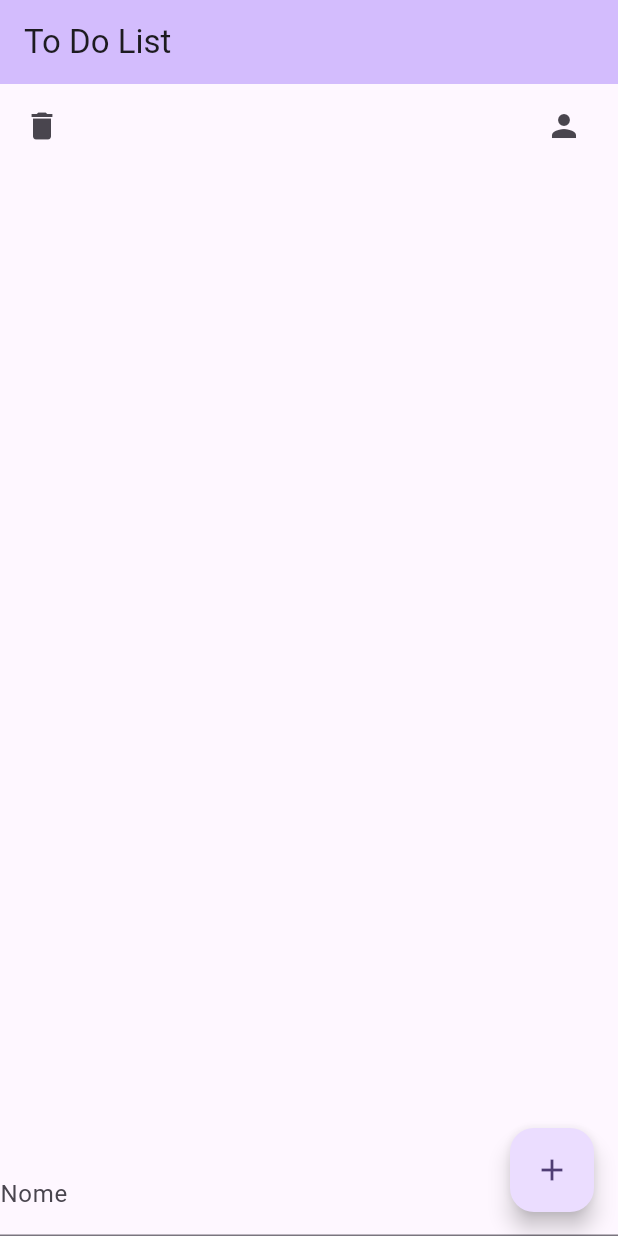
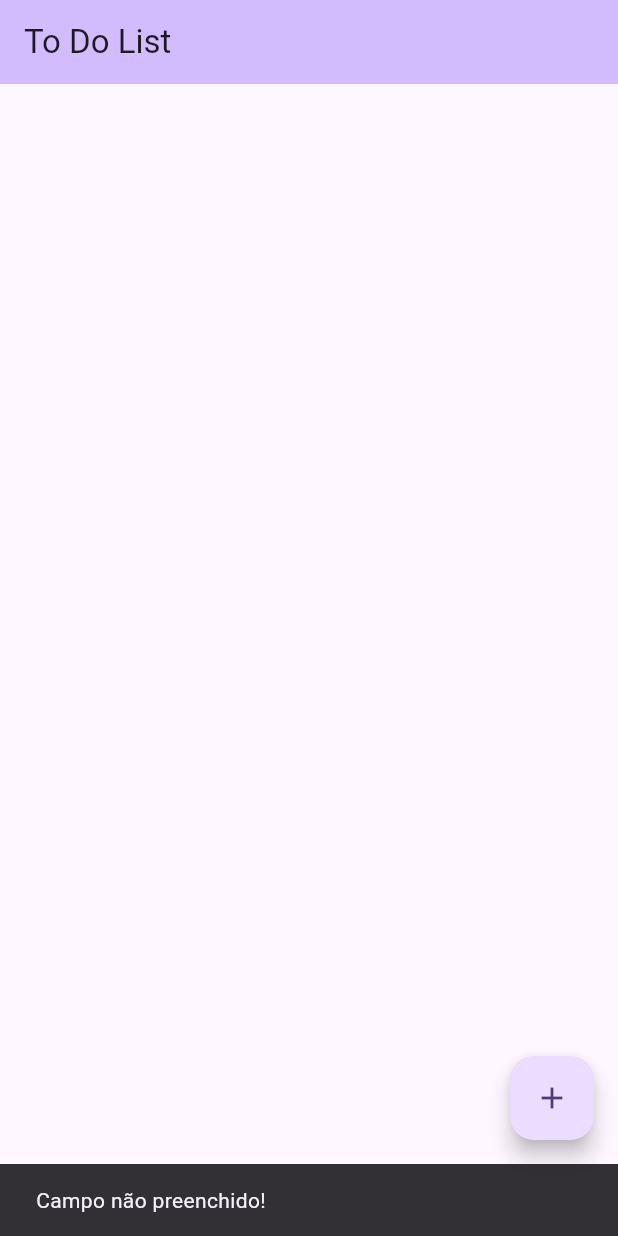
Before and after one commit to BernardoSoder/TaskList-Flutter-Widgets, a Flutter app: the screen it shows after launch, after a tap on the "add" icon, on a phone screen of 412 x 824 dp. Run offline on Flutter 3.47's test engine with Material 3 defaults, Android fonts, the phone set to English and light mode, and no system bars.

```diff
--- a/lib/pages/home_page.dart
+++ b/lib/pages/home_page.dart
@@ -15,7 +15,9 @@ class _MyHomePageState extends State<MyHomePage> {
   List toDoList = <String>[];
   TextEditingController controller = TextEditingController();
   String warning = "";
-
+  bool isANewTask = true;
+  int taskIndex = 0;
+  Icon buttonIcon = Icon(Icons.add);
 
   @override
   Widget build(BuildContext context) {
@@ -27,26 +29,65 @@ class _MyHomePageState extends State<MyHomePage> {
       body: Center(
         child: Column(
           children: [
-            ListWidget(toDoList: toDoList),
+            ListWidget(
+              toDoList: toDoList,
+              deleteTask: deleteTask,
+              editTask: editTask,
+            ),
             InputWidget(controller: controller),
-          ],) ,
+          ],
+        ),
       ),
-      floatingActionButton: AddButtonWidget(adicionarUsuario: adicionarUsuario),
+      floatingActionButton: AddButtonWidget(
+        addUser: addTask,
+        icon: buttonIcon,
+      ),
     );
-
   }
 
-  void adicionarUsuario(){
-    String novaTarefa = controller.text;
-    for (var tarefa in toDoList) {
-      if (tarefa == novaTarefa){
-        warning = "Esta tarefa já está cadastrada!";
-        ScaffoldMessenger.of(context).showSnackBar(SnackBar(content: Text(warning),));
-        setState(() {});
-        return;
+  void addTask() {
+    String newTask = controller.text;
+
+    if (newTask == "") {
+      warning = "Campo não preenchido!";
+      ScaffoldMessenger.of(context).showSnackBar(SnackBar(
+        content: Text(warning),
+      ));
+      setState(() {});
+      return;
+    }
+
+    if (isANewTask == true) {
+      for (var task in toDoList) {
+        if (task == newTask) {
+          warning = "Esta tarefa já está cadastrada!";
+          ScaffoldMessenger.of(context).showSnackBar(SnackBar(
+            content: Text(warning),
+          ));
+          setState(() {});
+          return;
+        }
       }
+      toDoList.add(newTask);
+    } else {
+      toDoList[taskIndex] = newTask;
+      isANewTask = true;
+      buttonIcon = Icon(Icons.add);
     }
-    toDoList.add(novaTarefa);
+    controller = TextEditingController();
+    setState(() {});
+  }
+
+  void deleteTask(task) {
+    toDoList.removeAt(task);
+    setState(() {});
+  }
+
+  void editTask(task) {
+    taskIndex = task;
+    isANewTask = false;
+    controller = TextEditingController(text: toDoList[task]);
+    buttonIcon = Icon(Icons.check);
     setState(() {});
   }
 }
--- a/lib/widget/AddButtonWidget.dart
+++ b/lib/widget/AddButtonWidget.dart
@@ -1,14 +1,12 @@
 import 'package:flutter/material.dart';
 
 class AddButtonWidget extends StatelessWidget {
-  final Function() adicionarUsuario;
-  const AddButtonWidget({super.key, required this.adicionarUsuario});
+  final Function() addUser;
+  final Icon icon;
+  const AddButtonWidget({super.key, required this.addUser, required this.icon});
 
   @override
   Widget build(BuildContext context) {
-    return FloatingActionButton(
-      onPressed: adicionarUsuario,
-      child: Icon(Icons.add),
-    );
+    return FloatingActionButton(onPressed: addUser, child: icon);
   }
 }
--- a/lib/widget/InputWidget.dart
+++ b/lib/widget/InputWidget.dart
@@ -8,7 +8,7 @@ class InputWidget extends StatelessWidget {
   Widget build(BuildContext context) {
     return TextField(
       controller: controller,
-      decoration: InputDecoration(label: Text("Nome"))
+      decoration: InputDecoration(label: Text("Nome")),
       );
   }
 }
--- a/lib/widget/ListWidget.dart
+++ b/lib/widget/ListWidget.dart
@@ -2,19 +2,31 @@ import 'package:flutter/material.dart';
 
 class ListWidget extends StatelessWidget {
   final List toDoList;
-  const ListWidget({super.key, required this.toDoList});
+  final Function(int index) deleteTask;
+  final Function(int index) editTask;
+  const ListWidget(
+      {super.key,
+      required this.toDoList,
+      required this.deleteTask,
+      required this.editTask});
 
   @override
   Widget build(BuildContext context) {
-    return Expanded(child: ListView.builder(
-            itemCount: toDoList.length,
-            itemBuilder: (context, index){
-              return ListTile(
-                leading: Icon(Icons.delete),
-                trailing: Icon(Icons.person),
-                title: Text(toDoList[index],),
-              );
-          },),
-      );
+    return Expanded(
+      child: ListView.builder(
+        itemCount: toDoList.length,
+        itemBuilder: (context, task) {
+          return ListTile(
+            leading: InkWell(
+                onTap: () => deleteTask(task), child: Icon(Icons.delete)),
+            trailing:
+                InkWell(onTap: () => editTask(task), child: Icon(Icons.edit)),
+            title: Text(
+              toDoList[task],
+            ),
+          );
+        },
+      ),
+    );
   }
 }
```
Also changed, not shown: lib/todo.dart (line endings or trailing spaces).
